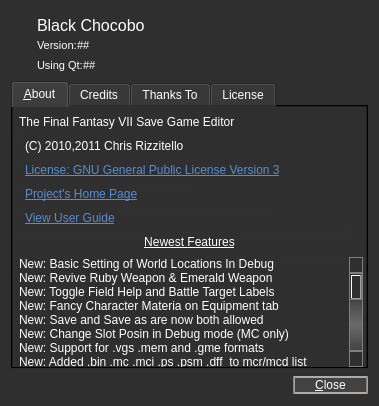
Before: the Qt Designer form about.ui in sithlord48/blackchocobo, drawn with Qt 5.
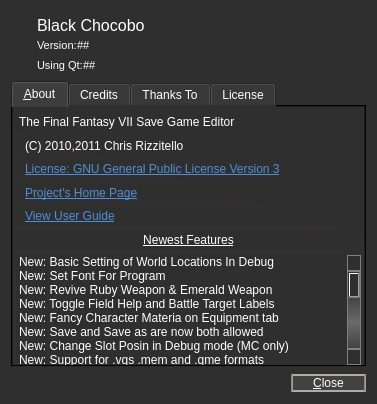
After: the same form once the commit is applied. Icons and pictures are not drawn.

The edit to the form file:
```diff
--- a/about.ui
+++ b/about.ui
@@ -9,8 +9,8 @@
    <rect>
     <x>0</x>
     <y>0</y>
-    <width>379</width>
-    <height>406</height>
+    <width>377</width>
+    <height>404</height>
    </rect>
   </property>
   <property name="sizePolicy">
@@ -465,6 +465,11 @@
            <string>New: Basic Setting of World Locations In Debug</string>
           </property>
          </item>
+         <item>
+          <property name="text">
+           <string>New: Set Font For Program</string>
+          </property>
+         </item>
          <item>
           <property name="text">
            <string>New: Revive Ruby Weapon &amp; Emerald Weapon</string>
```
Left out of the diff: 4 changed lines with no effect on the pictures.
